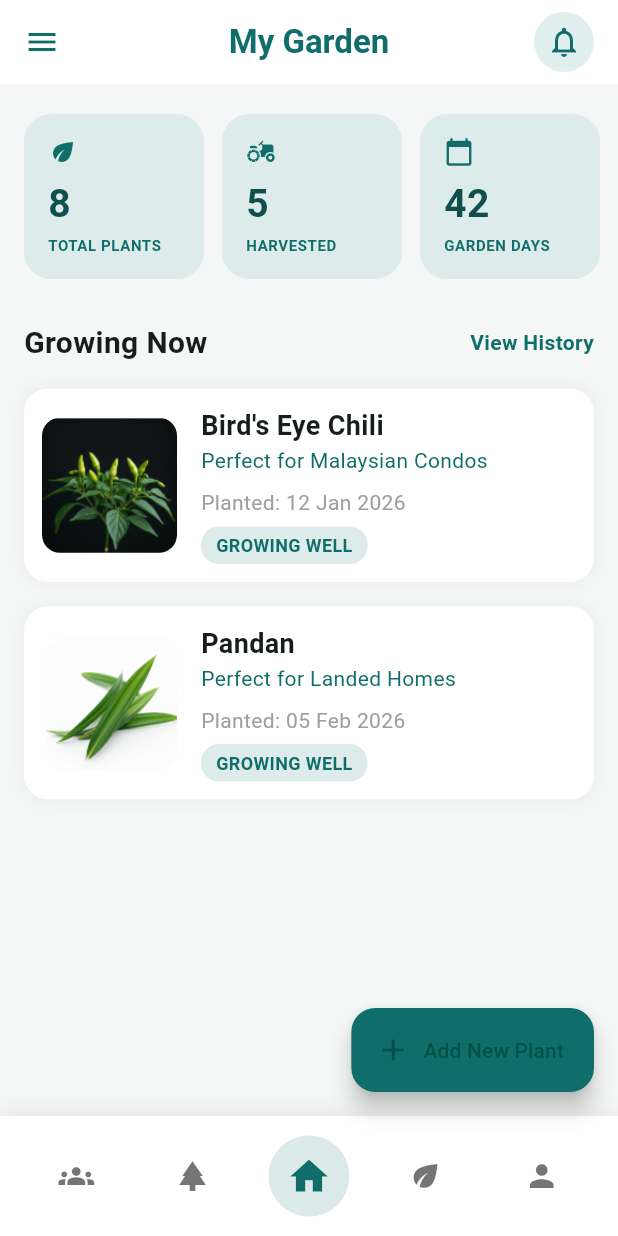
After one commit to KwanJunEr/kitahack_2026, a Flutter app: the MyGardenScreen screen opened by its route, on a phone screen of 412 x 824 dp. The commit adds this screen. Run offline on Flutter 3.47's test engine with Material 3 defaults, Android fonts, the phone set to English and light mode, and no system bars; our stand-ins replace cloud_firestore, firebase_auth, firebase_core, image_picker; accounts and stored records are empty.

Commit message:
added garden main screen

```diff
--- /dev/null
+++ b/lib/features/my_garden/screens/my_garden_main.dart
@@ -0,0 +1,346 @@
+import 'package:flutter/material.dart';
+import 'package:kitahack_2026/widgets/custom_navigation_bar.dart';
+
+class MyGardenScreen extends StatelessWidget {
+  const MyGardenScreen({super.key});
+
+  @override
+  Widget build(BuildContext context) {
+    final List<Map<String, String>> plants = [
+      {
+        "name": "Bird's Eye Chili",
+        "subtitle": "Perfect for Malaysian Condos",
+        "image": "assets/images/chili.png",
+        "date": "12 Jan 2026",
+        "status": "Growing Well",
+      },
+      {
+        "name": "Pandan",
+        "subtitle": "Perfect for Landed Homes",
+        "image": "assets/images/pandan.png",
+        "date": "05 Feb 2026",
+        "status": "Growing Well",
+      },
+    ];
+
+    return Scaffold(
+      backgroundColor: const Color(0xFFF4F7F6),
+
+      /// APP BAR
+      appBar: AppBar(
+        backgroundColor: Colors.white,
+        elevation: 0,
+        centerTitle: true,
+        title: const Text(
+          "My Garden",
+          style: TextStyle(
+            color: Color(0xFF0F6D6A),
+            fontWeight: FontWeight.bold,
+            fontSize: 22,
+          ),
+        ),
+        leading: const Icon(Icons.menu, color: Color(0xFF0F6D6A)),
+        actions: const [
+          Padding(
+            padding: EdgeInsets.only(right: 16),
+            child: CircleAvatar(
+              backgroundColor: Color(0xFFE1F0EF),
+              child: Icon(Icons.notifications_none, color: Color(0xFF0F6D6A)),
+            ),
+          )
+        ],
+      ),
+
+      /// BODY — fully vertically scrollable
+      body: SingleChildScrollView(
+        padding: const EdgeInsets.only(bottom: 100),
+        child: Column(
+          crossAxisAlignment: CrossAxisAlignment.start,
+          children: [
+            const SizedBox(height: 20),
+
+            /// STAT CARDS — horizontally scrollable
+            SizedBox(
+              height: 110,
+              child: ListView(
+                scrollDirection: Axis.horizontal,
+                padding: const EdgeInsets.symmetric(horizontal: 16),
+                children: const [
+                  _StatCard(title: "TOTAL PLANTS", value: "8", icon: Icons.eco),
+                  SizedBox(width: 12),
+                  _StatCard(title: "HARVESTED", value: "5", icon: Icons.agriculture),
+                  SizedBox(width: 12),
+                  _StatCard(title: "GARDEN DAYS", value: "42", icon: Icons.calendar_today),
+                  SizedBox(width: 12),
+                  _StatCard(title: "WATERED", value: "30", icon: Icons.water_drop),
+                ],
+              ),
+            ),
+
+            const SizedBox(height: 28),
+
+            /// GROWING NOW HEADER
+            Padding(
+              padding: const EdgeInsets.symmetric(horizontal: 16),
+              child: Row(
+                mainAxisAlignment: MainAxisAlignment.spaceBetween,
+                children: const [
+                  Text(
+                    "Growing Now",
+                    style: TextStyle(fontSize: 20, fontWeight: FontWeight.bold),
+                  ),
+                  Text(
+                    "View History",
+                    style: TextStyle(
+                        color: Color(0xFF0F6D6A), fontWeight: FontWeight.w600),
+                  ),
+                ],
+              ),
+            ),
+
+            const SizedBox(height: 16),
+
+            /// PLANT LIST
+            ListView.builder(
+              shrinkWrap: true,
+              physics: const NeverScrollableScrollPhysics(),
+              padding: const EdgeInsets.symmetric(horizontal: 16),
+              itemCount: plants.length,
+              itemBuilder: (context, index) {
+                final plant = plants[index];
+                return GestureDetector(
+                  onTap: () {
+                    Navigator.push(
+                      context,
+                      MaterialPageRoute(
+                        builder: (_) => PlantDetailScreen(
+                          name: plant["name"]!,
+                          subtitle: plant["subtitle"]!,
+                          image: plant["image"]!,
+                          date: plant["date"]!,
+                          status: plant["status"]!,
+                        ),
+                      ),
+                    );
+                  },
+                  child: _PlantTile(
+                    name: plant["name"]!,
+                    subtitle: plant["subtitle"]!,
+                    image: plant["image"]!,
+                    date: plant["date"]!,
+                    status: plant["status"]!,
+                  ),
+                );
+              },
+            ),
+          ],
+        ),
+      ),
+
+      /// FLOATING BUTTON
+      floatingActionButton: FloatingActionButton.extended(
+        backgroundColor: const Color(0xFF0F6D6A),
+        onPressed: () {},
+        icon: const Icon(Icons.add),
+        label: const Text("Add New Plant"),
+      ),
+
+      /// BOTTOM NAV BAR
+      bottomNavigationBar: const BottomNavBar(),
+    );
+  }
+}
+
+/// ================= STAT CARD =================
+class _StatCard extends StatelessWidget {
+  final String title;
+  final String value;
+  final IconData icon;
+
+  const _StatCard({
+    required this.title,
+    required this.value,
+    required this.icon,
+  });
+
+  @override
+  Widget build(BuildContext context) {
+    return Container(
+      width: 120,
+      padding: const EdgeInsets.symmetric(horizontal: 16, vertical: 12),
+      decoration: BoxDecoration(
+        color: const Color(0xFFDDEBEA),
+        borderRadius: BorderRadius.circular(18),
+      ),
+      child: Column(
+        mainAxisAlignment: MainAxisAlignment.center,
+        crossAxisAlignment: CrossAxisAlignment.start,
+        children: [
+          Icon(icon, color: const Color(0xFF0F6D6A), size: 20),
+          const SizedBox(height: 6),
+          Text(
+            value,
+            style: const TextStyle(
+              fontSize: 26,
+              fontWeight: FontWeight.bold,
+              color: Color(0xFF0F4F4D),
+            ),
+          ),
+          const SizedBox(height: 2),
+          Text(
+            title,
+            style: const TextStyle(
+              fontSize: 10,
+              color: Color(0xFF0F6D6A),
+              fontWeight: FontWeight.w600,
+              letterSpacing: 0.4,
+            ),
+          ),
+        ],
+      ),
+    );
+  }
+}
+
+/// ================= PLANT TILE =================
+class _PlantTile extends StatelessWidget {
+  final String name;
+  final String subtitle;
+  final String image;
+  final String date;
+  final String status;
+
+  const _PlantTile({
+    required this.name,
+    required this.subtitle,
+    required this.image,
+    required this.date,
+    required this.status,
+  });
+
+  @override
+  Widget build(BuildContext context) {
+    return Container(
+      margin: const EdgeInsets.only(bottom: 16),
+      padding: const EdgeInsets.all(12),
+      decoration: BoxDecoration(
+        color: Colors.white,
+        borderRadius: BorderRadius.circular(16),
+        boxShadow: [
+          BoxShadow(
+            blurRadius: 8,
+            color: Colors.black.withOpacity(0.05),
+          )
+        ],
+      ),
+      child: Row(
+        children: [
+          ClipRRect(
+            borderRadius: BorderRadius.circular(12),
+            child: Image.asset(
+              image,
+              width: 90,
+              height: 90,
+              fit: BoxFit.cover,
+            ),
+          ),
+          const SizedBox(width: 16),
+          Expanded(
+            child: Column(
+              crossAxisAlignment: CrossAxisAlignment.start,
+              children: [
+                Text(
+                  name,
+                  style: const TextStyle(
+                      fontSize: 18, fontWeight: FontWeight.bold),
+                ),
+                Text(
+                  subtitle,
+                  style: const TextStyle(color: Color(0xFF0F6D6A)),
+                ),
+                const SizedBox(height: 8),
+                Text(
+                  "Planted: $date",
+                  style: const TextStyle(color: Colors.grey),
+                ),
+                const SizedBox(height: 6),
+                Container(
+                  padding:
+                      const EdgeInsets.symmetric(horizontal: 10, vertical: 4),
+                  decoration: BoxDecoration(
+                    color: const Color(0xFFDDEBEA),
+                    borderRadius: BorderRadius.circular(12),
+                  ),
+                  child: Text(
+                    status.toUpperCase(),
+                    style: const TextStyle(
+                      color: Color(0xFF0F6D6A),
+                      fontWeight: FontWeight.bold,
+                      fontSize: 12,
+                    ),
+                  ),
+                )
+              ],
+            ),
+          )
+        ],
+      ),
+    );
+  }
+}
+
+/// ================= DETAIL SCREEN =================
+class PlantDetailScreen extends StatelessWidget {
+  final String name;
+  final String subtitle;
+  final String image;
+  final String date;
+  final String status;
+
+  const PlantDetailScreen({
+    super.key,
+    required this.name,
+    required this.subtitle,
+    required this.image,
+    required this.date,
+    required this.status,
+  });
+
+  @override
+  Widget build(BuildContext context) {
+    return Scaffold(
+      appBar: AppBar(
+        title: Text(name),
+        backgroundColor: const Color(0xFF0F6D6A),
+      ),
+      body: Padding(
+        padding: const EdgeInsets.all(20),
+        child: Column(
+          crossAxisAlignment: CrossAxisAlignment.start,
+          children: [
+            ClipRRect(
+              borderRadius: BorderRadius.circular(16),
+              child: Image.asset(
+                image,
+                height: 220,
+                width: double.infinity,
+                fit: BoxFit.cover,
+              ),
+            ),
+            const SizedBox(height: 20),
+            Text(
+              name,
+              style: const TextStyle(fontSize: 26, fontWeight: FontWeight.bold),
+            ),
+            const SizedBox(height: 8),
+            Text(subtitle),
+            const SizedBox(height: 16),
+            Text("Planted on $date"),
+            const SizedBox(height: 8),
+            Text("Status: $status"),
+          ],
+        ),
+      ),
+    );
+  }
+}
--- a/lib/main.dart
+++ b/lib/main.dart
@@ -4,6 +4,7 @@ import 'package:kitahack_2026/features/auth/presentation/signin_screen.dart';
 import 'package:kitahack_2026/features/auth/presentation/signup_screen.dart';
 import 'package:kitahack_2026/features/community/screens/community_main.dart';
 import 'package:kitahack_2026/features/home/presentation/home.dart';
+import 'package:kitahack_2026/features/my_garden/screens/my_garden_main.dart';
 import 'package:kitahack_2026/features/onboarding/screens/onboarding_screen.dart';
 import 'package:kitahack_2026/features/personal_profile/screens/personal_profile.dart';
 import 'package:kitahack_2026/features/personal_profile/screens/rewards_screen.dart';
@@ -45,6 +46,7 @@ class MyApp extends StatelessWidget {
         '/my_rewards': (context) => const RewardsScreen(),
         "/sustainability": (context) => const SustainabilityScreen(),
         "/community": (context) => const CommunityScreen(),
+        "/garden": (context) => const MyGardenScreen(),
       }
     );
   }
--- a/pubspec.yaml
+++ b/pubspec.yaml
@@ -71,6 +71,8 @@ flutter:
     - assets/images/onboarding3.png
     - assets/images/onboarding4.png
     - assets/images/onboarding5.png
+    - assets/images/chili.png
+    - assets/images/pandan.png
 
 
 
```
Also changed, not shown: assets/images/chili.png (added), assets/images/pandan.png (added).
